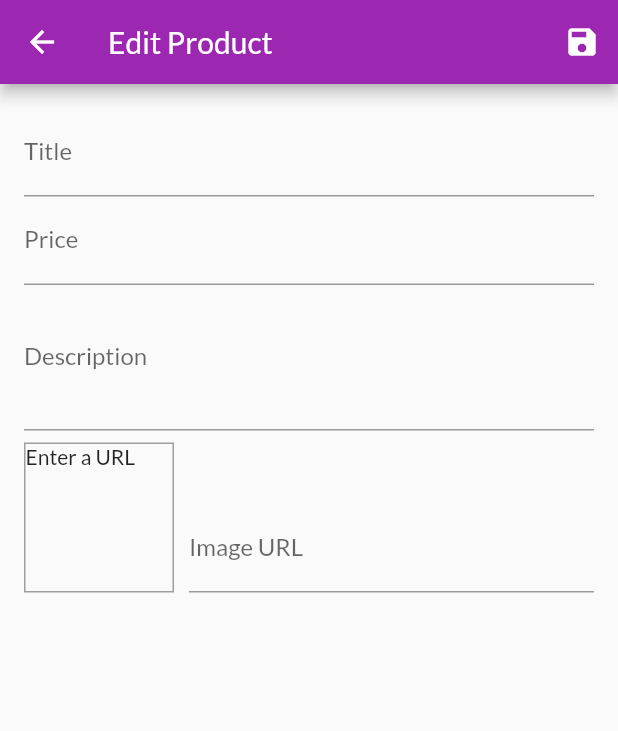
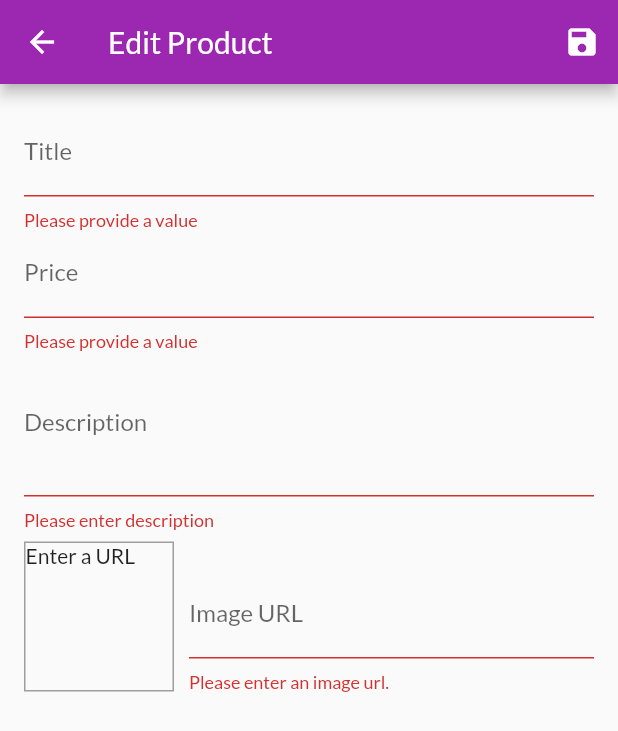
Before and after one commit to BunlaiKek/shop_app, a Flutter app: the EditProductScreen screen opened by its route, after a tap on the "save" icon, on a phone screen of 412 x 824 dp. Shown: the top 731 px of the screen. Run offline on Flutter 3.47's test engine with Material 2 defaults, Android fonts, the phone set to English and light mode, and no system bars; network calls fail.

Commit message:
finish lecture 230

```diff
--- a/lib/screens/edit_product_screen.dart
+++ b/lib/screens/edit_product_screen.dart
@@ -1,5 +1,7 @@
 import 'package:flutter/material.dart';
+import 'package:provider/provider.dart';
 import '../providers/product.dart';
+import '../providers/products.dart';
 
 class EditProductScreen extends StatefulWidget {
   static const routeName = '/edit-product';
@@ -15,6 +17,14 @@ class _EditProductScreenState extends State<EditProductScreen> {
   final _form = GlobalKey<FormState>();
   var _editedProduct = Product(
       id: null, title: null, description: null, price: null, imageUrl: null);
+
+  var _initValues = {
+    'title': '',
+    'description': '',
+    'price': '',
+    'imageUrl': '',
+  };
+  var _isInit = true;
 
   @override
   void dispose() {
@@ -32,18 +42,54 @@ class _EditProductScreenState extends State<EditProductScreen> {
     super.initState();
   }
 
+  @override
+  void didChangeDependencies() {
+    if (_isInit) {
+      final productId = ModalRoute.of(context).settings.arguments as String;
+      if (productId != null) {
+        _editedProduct =
+            Provider.of<Products>(context, listen: false).findById(productId);
+        _initValues = {
+          'title': _editedProduct.title,
+          'description': _editedProduct.description,
+          'price': _editedProduct.price.toString(),
+          'imageUrl': ''
+        };
+        _imageUrlController.text = _editedProduct.imageUrl;
+      }
+    }
+
+    _isInit = false;
+    super.didChangeDependencies();
+  }
+
   void _updateImageUrl() {
     if (!_imageUrlFocusNode.hasFocus) {
+      if ((!_imageUrlController.text.startsWith('http') &&
+              !_imageUrlController.text.startsWith('https')) ||
+          (!_imageUrlController.text.endsWith('.png') &&
+              !_imageUrlController.text.endsWith('.jpg') &&
+              !_imageUrlController.text.endsWith('.jpeg'))) {
+        return;
+      }
       setState(() {});
     }
   }
 
   void _saveForm() {
+    final isValid = _form.currentState.validate();
+    if (!isValid) {
+      return;
+    }
     _form.currentState.save();
-    print(_editedProduct.title);
-    print(_editedProduct.description);
-    print(_editedProduct.price);
-    print(_editedProduct.imageUrl);
+    if (_editedProduct.id != null) {
+      Provider.of<Products>(context, listen: false)
+          .updateProduct(_editedProduct.id, _editedProduct);
+      Navigator.of(context).pop();
+    } else {
+      Provider.of<Products>(context, listen: false).addProduct(_editedProduct);
+      Navigator.of(context).pop();
+    }
   }
 
   @override
@@ -72,13 +118,22 @@ class _EditProductScreenState extends State<EditProductScreen> {
                   onFieldSubmitted: (_) {
                     FocusScope.of(context).requestFocus(_priceFocusNode);
                   },
+                  initialValue: _initValues['title'],
+                  validator: (value) {
+                    if (value.isEmpty) {
+                      return 'Please provide a value';
+                    }
+
+                    return null;
+                  },
                   onSaved: (value) {
                     _editedProduct = Product(
-                        id: null,
+                        id: _editedProduct.id,
                         title: value,
                         description: _editedProduct.description,
                         price: _editedProduct.price,
-                        imageUrl: _editedProduct.imageUrl);
+                        imageUrl: _editedProduct.imageUrl,
+                        isFavorite: _editedProduct.isFavorite);
                   },
                 ),
                 TextFormField(
@@ -86,16 +141,30 @@ class _EditProductScreenState extends State<EditProductScreen> {
                   keyboardType: TextInputType.number,
                   textInputAction: TextInputAction.next,
                   focusNode: _priceFocusNode,
+                  initialValue: _initValues['price'],
                   onFieldSubmitted: (_) {
                     FocusScope.of(context).requestFocus(_descriptionFocusNode);
                   },
+                  validator: (value) {
+                    if (value.isEmpty) {
+                      return 'Please provide a value';
+                    }
+                    if (double.tryParse(value) == null) {
+                      return 'Please enter a valid number';
+                    }
+                    if (double.parse(value) <= 0) {
+                      return 'Please enter a number greater than zero.';
+                    }
+                    return null;
+                  },
                   onSaved: (value) {
                     _editedProduct = Product(
-                        id: null,
+                        id: _editedProduct.id,
                         title: _editedProduct.title,
                         description: _editedProduct.description,
                         price: double.parse(value),
-                        imageUrl: _editedProduct.imageUrl);
+                        imageUrl: _editedProduct.imageUrl,
+                        isFavorite: _editedProduct.isFavorite);
                   },
                 ),
                 TextFormField(
@@ -105,13 +174,24 @@ class _EditProductScreenState extends State<EditProductScreen> {
                   maxLines: 3,
                   keyboardType: TextInputType.multiline,
                   focusNode: _descriptionFocusNode,
+                  initialValue: _initValues['description'],
+                  validator: (value) {
+                    if (value.isEmpty) {
+                      return 'Please enter description';
+                    }
+                    if (value.length < 10) {
+                      return 'Should be at least 10 characters long.';
+                    }
+                    return null;
+                  },
                   onSaved: (value) {
                     _editedProduct = Product(
-                        id: null,
+                        id: _editedProduct.id,
                         title: _editedProduct.title,
                         description: value,
                         price: _editedProduct.price,
-                        imageUrl: _editedProduct.imageUrl);
+                        imageUrl: _editedProduct.imageUrl,
+                        isFavorite: _editedProduct.isFavorite);
                   },
                 ),
                 Row(
@@ -142,13 +222,29 @@ class _EditProductScreenState extends State<EditProductScreen> {
                           setState(() {});
                         },
                         focusNode: _imageUrlFocusNode,
+                        validator: (value) {
+                          if (value.isEmpty) {
+                            return 'Please enter an image url. ';
+                          }
+                          if (!value.startsWith('http') &&
+                              !value.startsWith('https')) {
+                            return 'Please enter a valid URL.';
+                          }
+                          if (!value.endsWith('.png') &&
+                              !value.endsWith('.jpg') &&
+                              !value.endsWith('.jpeg')) {
+                            return 'Please enter a valid image URL.';
+                          }
+                          return null;
+                        },
                         onSaved: (value) {
                           _editedProduct = Product(
-                              id: null,
+                              id: _editedProduct.id,
                               title: _editedProduct.title,
                               description: _editedProduct.description,
                               price: _editedProduct.price,
-                              imageUrl: value);
+                              imageUrl: value,
+                              isFavorite: _editedProduct.isFavorite);
                         },
                         onFieldSubmitted: (_) {
                           _saveForm();
--- a/lib/screens/user_products_screen.dart
+++ b/lib/screens/user_products_screen.dart
@@ -29,6 +29,7 @@ class UserProductsScreen extends StatelessWidget {
           itemBuilder: (_, i) => Column(
             children: [
               UserProductItem(
+                id: productData.items[i].id,
                 title: productData.items[i].title,
                 imageUrl: productData.items[i].imageUrl,
               ),
```
Also changed, not shown: lib/providers/products.dart (+23 -1 lines), lib/widgets/user_product_item.dart (+9 -3 lines).
